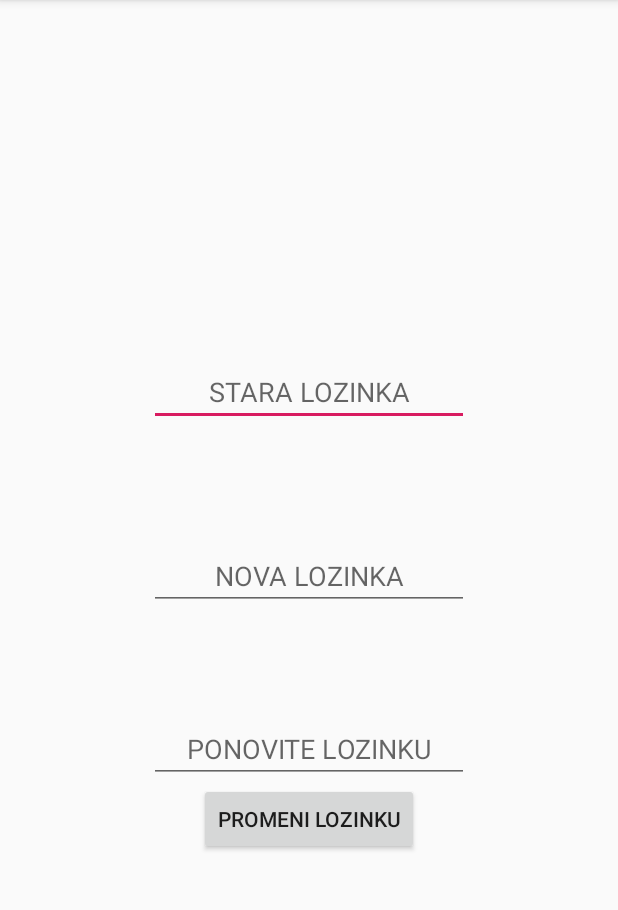
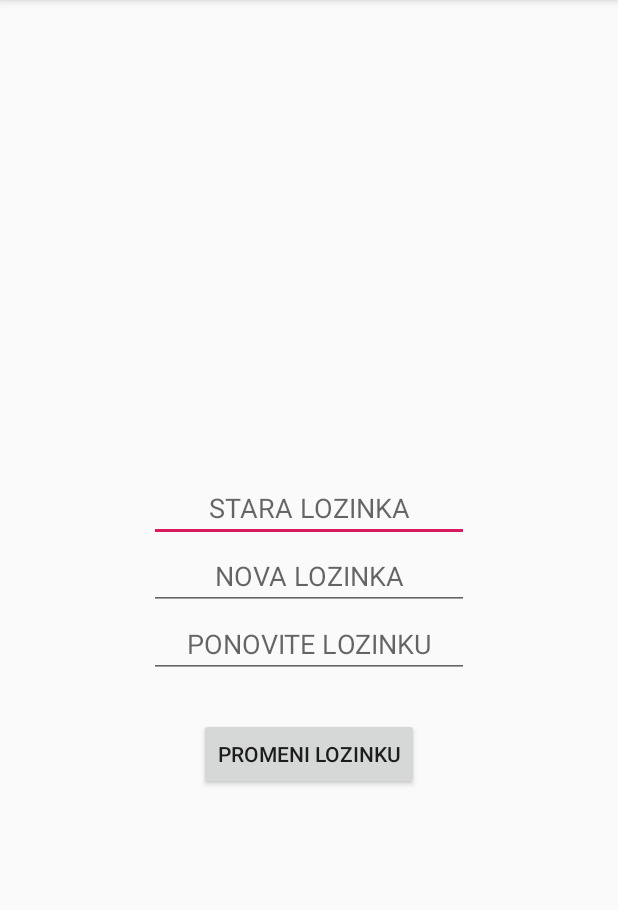
Before and after one commit to utrijezadiminje/HelpCare, an Android app: the PasswordActivity screen opened directly, with no data from a screen before it, on a phone screen of 412 x 824 dp, the part 84-994 px from its top. Run offline under Robolectric (Android 15) with nearby library versions, the phone set to English and light mode, and no system bars.

Commit message:
layout sve

```diff
--- a/app/src/main/res/layout/activity_password.xml
+++ b/app/src/main/res/layout/activity_password.xml
@@ -11,14 +11,14 @@
         android:layout_width="wrap_content"
         android:layout_height="wrap_content"
         android:ems="10"
+        android:gravity="center"
         android:hint="STARA LOZINKA"
         android:inputType="textPassword"
-        android:gravity="center"
-        app:layout_constraintBottom_toBottomOf="parent"
+        app:layout_constraintBottom_toTopOf="@+id/newPassword1"
         app:layout_constraintEnd_toEndOf="parent"
         app:layout_constraintStart_toStartOf="parent"
         app:layout_constraintTop_toTopOf="parent"
-        app:layout_constraintVertical_bias="0.32999998" />
+        app:layout_constraintVertical_bias="1.0" />
 
     <EditText
         android:id="@+id/newPassword1"
@@ -38,21 +38,23 @@
         android:layout_width="wrap_content"
         android:layout_height="wrap_content"
         android:ems="10"
+        android:gravity="center"
         android:hint="PONOVITE LOZINKU"
         android:inputType="textPassword"
-        android:gravity="center"
         app:layout_constraintBottom_toBottomOf="parent"
         app:layout_constraintEnd_toEndOf="parent"
         app:layout_constraintStart_toStartOf="parent"
-        app:layout_constraintTop_toTopOf="parent"
-        app:layout_constraintVertical_bias="0.65999997" />
+        app:layout_constraintTop_toBottomOf="@+id/newPassword1"
+        app:layout_constraintVertical_bias="0.0" />
 
     <Button
         android:id="@+id/btnReset"
         android:layout_width="wrap_content"
         android:layout_height="wrap_content"
         android:text="PROMENI LOZINKU"
-        app:layout_constraintEnd_toEndOf="@+id/newPassword2"
-        app:layout_constraintStart_toStartOf="@+id/newPassword2"
-        app:layout_constraintTop_toBottomOf="@+id/newPassword2" />
+        app:layout_constraintBottom_toBottomOf="parent"
+        app:layout_constraintEnd_toEndOf="parent"
+        app:layout_constraintStart_toStartOf="parent"
+        app:layout_constraintTop_toBottomOf="@+id/newPassword2"
+        app:layout_constraintVertical_bias="0.100000024" />
 </androidx.constraintlayout.widget.ConstraintLayout>
```
Also changed, not shown: app/src/main/res/layout/activity_admin_login.xml (+14 -10 lines), app/src/main/res/layout/activity_main.xml (+9 -8 lines).
